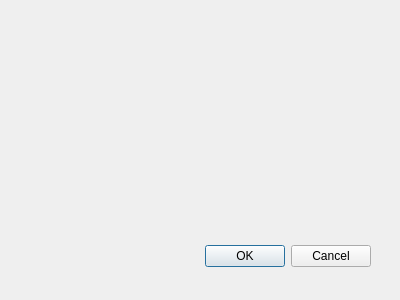
The window that harmony_qgis_dialog_base.ui (nasa/harmony-qgis) describes before a commit, drawn with Qt 5.
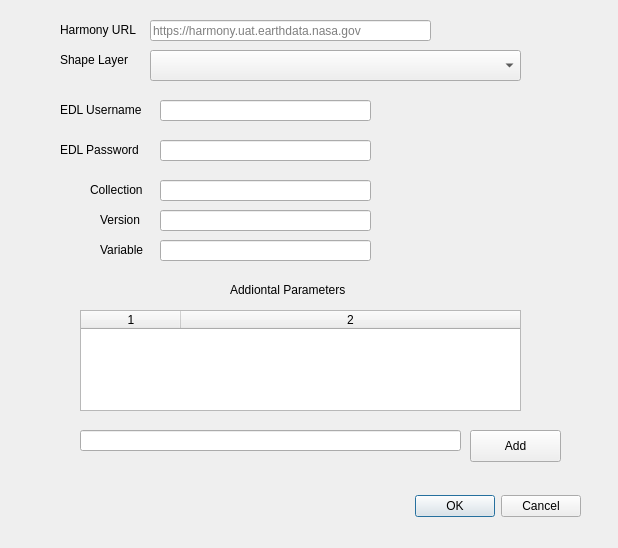
The same window after the commit.

Commit message: Get POST working

```diff
--- a/harmony_qgis_dialog_base.ui
+++ b/harmony_qgis_dialog_base.ui
@@ -1,22 +1,22 @@
 <ui version="4.0" >
  <class>HarmonyQGISDialogBase</class>
- <widget class="QDialog" name="HarmonyQGISDialogBase" >
-  <property name="geometry" >
+ <widget class="QDialog" name="HarmonyQGISDialogBase">
+  <property name="geometry">
    <rect>
     <x>0</x>
     <y>0</y>
-    <width>400</width>
-    <height>300</height>
+    <width>618</width>
+    <height>548</height>
    </rect>
   </property>
   <property name="windowTitle" >
    <string>Harmony</string>
   </property>
-  <widget class="QDialogButtonBox" name="button_box" >
-   <property name="geometry" >
+  <widget class="QDialogButtonBox" name="button_box">
+   <property name="geometry">
     <rect>
-     <x>30</x>
-     <y>240</y>
+     <x>240</x>
+     <y>490</y>
      <width>341</width>
      <height>32</height>
     </rect>
@@ -28,6 +28,254 @@
     <set>QDialogButtonBox::Cancel|QDialogButtonBox::Ok</set>
    </property>
   </widget>
+  <widget class="QTableWidget" name="tableWidget">
+   <property name="geometry">
+    <rect>
+     <x>80</x>
+     <y>310</y>
+     <width>441</width>
+     <height>101</height>
+    </rect>
+   </property>
+   <property name="columnCount">
+    <number>2</number>
+   </property>
+   <attribute name="horizontalHeaderStretchLastSection">
+    <bool>true</bool>
+   </attribute>
+   <column/>
+   <column/>
+  </widget>
+  <widget class="QLineEdit" name="lineEdit">
+   <property name="geometry">
+    <rect>
+     <x>80</x>
+     <y>430</y>
+     <width>381</width>
+     <height>21</height>
+    </rect>
+   </property>
+   <property name="clearButtonEnabled">
+    <bool>true</bool>
+   </property>
+  </widget>
+  <widget class="QPushButton" name="addButton">
+   <property name="geometry">
+    <rect>
+     <x>470</x>
+     <y>430</y>
+     <width>91</width>
+     <height>32</height>
+    </rect>
+   </property>
+   <property name="text">
+    <string>Add</string>
+   </property>
+  </widget>
+  <widget class="QLineEdit" name="harmonyUrlLineEdit">
+   <property name="geometry">
+    <rect>
+     <x>150</x>
+     <y>20</y>
+     <width>281</width>
+     <height>21</height>
+    </rect>
+   </property>
+   <property name="placeholderText">
+    <string>https://harmony.uat.earthdata.nasa.gov</string>
+   </property>
+  </widget>
+  <widget class="QLabel" name="label_4">
+   <property name="geometry">
+    <rect>
+     <x>60</x>
+     <y>20</y>
+     <width>91</width>
+     <height>20</height>
+    </rect>
+   </property>
+   <property name="text">
+    <string>Harmony URL</string>
+   </property>
+  </widget>
+  <widget class="QComboBox" name="comboBox">
+   <property name="geometry">
+    <rect>
+     <x>150</x>
+     <y>50</y>
+     <width>371</width>
+     <height>31</height>
+    </rect>
+   </property>
+  </widget>
+  <widget class="QLabel" name="label">
+   <property name="geometry">
+    <rect>
+     <x>60</x>
+     <y>50</y>
+     <width>81</width>
+     <height>20</height>
+    </rect>
+   </property>
+   <property name="text">
+    <string>Shape Layer</string>
+   </property>
+  </widget>
+  <widget class="QLineEdit" name="lineEdit_2">
+   <property name="geometry">
+    <rect>
+     <x>160</x>
+     <y>100</y>
+     <width>211</width>
+     <height>21</height>
+    </rect>
+   </property>
+   <property name="clearButtonEnabled">
+    <bool>true</bool>
+   </property>
+  </widget>
+  <widget class="QLineEdit" name="lineEdit_3">
+   <property name="geometry">
+    <rect>
+     <x>160</x>
+     <y>140</y>
+     <width>211</width>
+     <height>21</height>
+    </rect>
+   </property>
+   <property name="echoMode">
+    <enum>QLineEdit::Password</enum>
+   </property>
+   <property name="clearButtonEnabled">
+    <bool>true</bool>
+   </property>
+  </widget>
+  <widget class="QLabel" name="label_5">
+   <property name="geometry">
+    <rect>
+     <x>60</x>
+     <y>100</y>
+     <width>91</width>
+     <height>20</height>
+    </rect>
+   </property>
+   <property name="text">
+    <string>EDL Username</string>
+   </property>
+  </widget>
+  <widget class="QLabel" name="label_6">
+   <property name="geometry">
+    <rect>
+     <x>60</x>
+     <y>140</y>
+     <width>91</width>
+     <height>20</height>
+    </rect>
+   </property>
+   <property name="text">
+    <string>EDL Password</string>
+   </property>
+  </widget>
+  <widget class="QLabel" name="label_7">
+   <property name="geometry">
+    <rect>
+     <x>230</x>
+     <y>280</y>
+     <width>131</width>
+     <height>20</height>
+    </rect>
+   </property>
+   <property name="text">
+    <string>Addiontal Parameters</string>
+   </property>
+  </widget>
+  <widget class="QLineEdit" name="collectionField">
+   <property name="geometry">
+    <rect>
+     <x>160</x>
+     <y>180</y>
+     <width>211</width>
+     <height>21</height>
+    </rect>
+   </property>
+   <property name="echoMode">
+    <enum>QLineEdit::Normal</enum>
+   </property>
+   <property name="clearButtonEnabled">
+    <bool>true</bool>
+   </property>
+  </widget>
+  <widget class="QLabel" name="label_8">
+   <property name="geometry">
+    <rect>
+     <x>90</x>
+     <y>180</y>
+     <width>61</width>
+     <height>20</height>
+    </rect>
+   </property>
+   <property name="text">
+    <string>Collection</string>
+   </property>
+  </widget>
+  <widget class="QLineEdit" name="variableField">
+   <property name="geometry">
+    <rect>
+     <x>160</x>
+     <y>240</y>
+     <width>211</width>
+     <height>21</height>
+    </rect>
+   </property>
+   <property name="echoMode">
+    <enum>QLineEdit::Normal</enum>
+   </property>
+   <property name="clearButtonEnabled">
+    <bool>true</bool>
+   </property>
+  </widget>
+  <widget class="QLabel" name="label_9">
+   <property name="geometry">
+    <rect>
+     <x>100</x>
+     <y>240</y>
+     <width>51</width>
+     <height>20</height>
+    </rect>
+   </property>
+   <property name="text">
+    <string>Variable</string>
+   </property>
+  </widget>
+  <widget class="QLabel" name="label_10">
+   <property name="geometry">
+    <rect>
+     <x>100</x>
+     <y>210</y>
+     <width>51</width>
+     <height>20</height>
+    </rect>
+   </property>
+   <property name="text">
+    <string>Version</string>
+   </property>
+  </widget>
+  <widget class="QLineEdit" name="versionField">
+   <property name="geometry">
+    <rect>
+     <x>160</x>
+     <y>210</y>
+     <width>211</width>
+     <height>21</height>
+    </rect>
+   </property>
+   <property name="echoMode">
+    <enum>QLineEdit::Normal</enum>
+   </property>
+   <property name="clearButtonEnabled">
+    <bool>true</bool>
+   </property>
+  </widget>
  </widget>
  <resources/>
  <connections>
```
Left out of the diff: 33 changed lines with no effect on the pictures. The commit also changes 2 other files.
